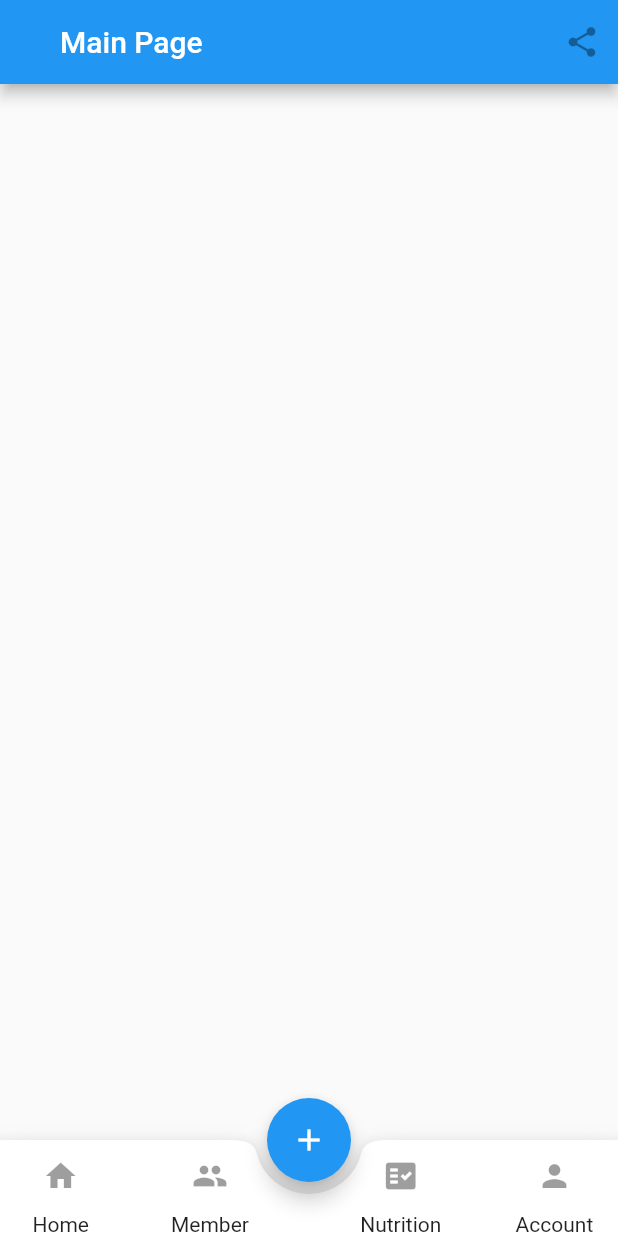
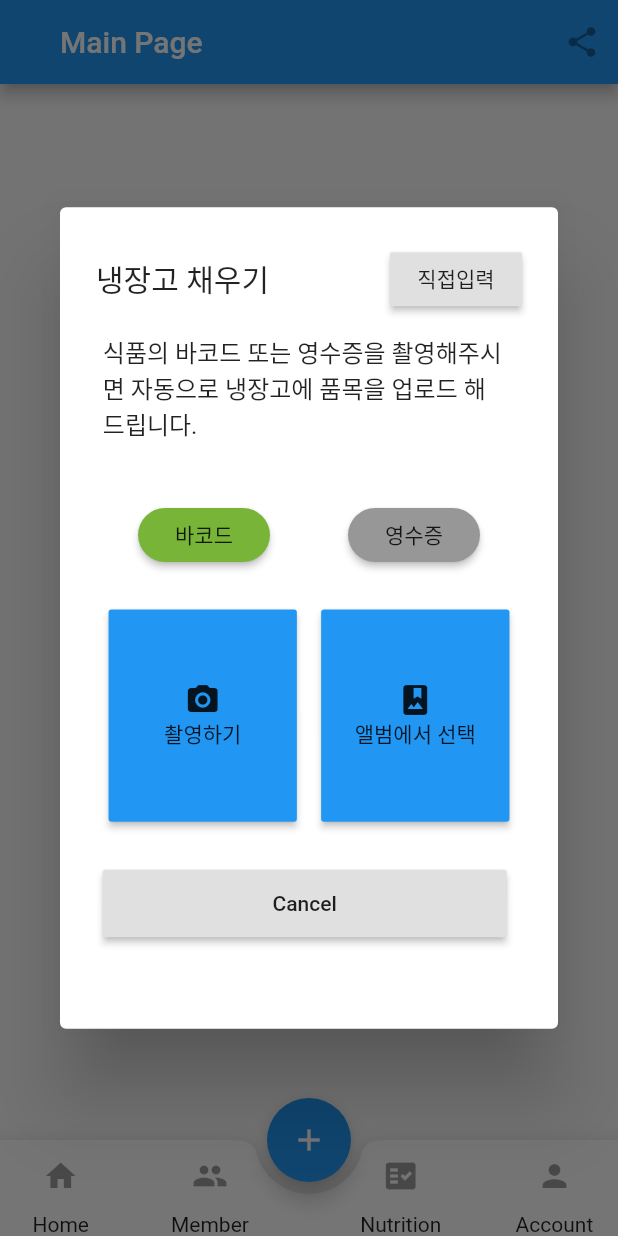
Before and after one commit to wjdgus99/mango_test, a Flutter app: the MyHomePage screen opened directly, after a tap on the "add" icon, on a phone screen of 412 x 824 dp. Run offline on Flutter 3.47's test engine with Material 2 defaults, Android fonts, the phone set to English and light mode, and no system bars.

Commit message:
inseok - add dialog and modify structure of appbar

```diff
--- a/lib/app.dart
+++ b/lib/app.dart
@@ -2,22 +2,21 @@ import 'package:flutter/material.dart';
 
 import 'home.dart';
 import 'login.dart';
-import 'model/assets.dart';
-
+import 'model/appBar.dart';
 
 final LOGIN = '/login';
 final HOME = '/home';
 
 class MangoApp extends StatelessWidget {
-
   @override
   Widget build(BuildContext context) {
     return MaterialApp(
       title: 'Mango Demo',
       home: HomePage(),
-      //initialRoute: '/',
+      initialRoute: LOGIN,
       routes: {
-        '/login': (context) => LoginPage(),
+        LOGIN: (context) => LoginPage(),
+        HOME: (context) => HomePage(),
       },
     );
   }
@@ -29,9 +28,9 @@ class MyHomePage extends StatelessWidget {
     return Scaffold(
       appBar: mainAppBar('Main Page'),
       body: ListView(children: []),
-      bottomNavigationBar: mainBottomNavigationBar().bottomNavigationBar,
-      floatingActionButton: mainBottomNavigationBar().FAB,
-      floatingActionButtonLocation: mainBottomNavigationBar().FABLocation,
+      bottomNavigationBar: bottomNavigationBar(context),
+      floatingActionButton: FAB(context),
+      floatingActionButtonLocation: FABLocation,
     );
   }
 }
--- a/lib/home.dart
+++ b/lib/home.dart
@@ -1,4 +1,4 @@
-import 'package:mango_test/model/assets.dart';
+import 'package:mango_test/model/appBar.dart';
 import 'package:mango_test/login.dart';
 import 'package:flutter/material.dart';
 
@@ -8,9 +8,9 @@ class HomePage extends StatelessWidget {
     return Scaffold(
       appBar: mainAppBar('Home Page'),
       body: ListView(children: []),
-      bottomNavigationBar: mainBottomNavigationBar().bottomNavigationBar,
-      floatingActionButton: mainBottomNavigationBar().FAB,
-      floatingActionButtonLocation: mainBottomNavigationBar().FABLocation,
+      bottomNavigationBar: bottomNavigationBar(context),
+      floatingActionButton: FAB(context),
+      floatingActionButtonLocation: FABLocation,
     );
   }
 }
--- /dev/null
+++ b/lib/model/addProductDialog.dart
@@ -0,0 +1,123 @@
+import 'package:flutter/material.dart';
+
+bool IsBarcode = true;
+
+class AddProductDialog extends StatefulWidget {
+  @override
+  _AddProductDialogState createState() => _AddProductDialogState();
+}
+
+class _AddProductDialogState extends State<AddProductDialog> {
+  @override
+  Widget build(BuildContext context) {
+    var DeviceHeight = MediaQuery.of(context).size.height;
+    var DeviceWidth = MediaQuery.of(context).size.width;
+
+    return SimpleDialog(
+      title: Row(
+        mainAxisAlignment: MainAxisAlignment.spaceBetween,
+        children: [
+          Container(
+            child: Text('냉장고 채우기'),
+          ),
+          RaisedButton(
+            onPressed: () => print('insert'),
+            child: Text('직접입력'),
+          ),
+        ],
+      ),
+      children: [
+        Container(
+          padding: EdgeInsets.fromLTRB(
+              25 / 361 * DeviceWidth, 0, 30 / 361 * DeviceWidth, 0),
+          child: Text('식품의 바코드 또는 영수증을 촬영해주시면 자동으로 냉장고에 품목을 업로드 해드립니다.'),
+        ),
+        SizedBox(
+          height: 30 * (DeviceHeight / 641),
+        ),
+        Row(
+          mainAxisAlignment: MainAxisAlignment.center,
+          children: [
+            Spacer(),
+            RaisedButton(
+              color: IsBarcode ? Color(0xff78B437) : Color(0xff979797),
+              shape: RoundedRectangleBorder(
+                  borderRadius: BorderRadius.circular(30)),
+              onPressed: () {
+                setState(() {
+                  IsBarcode = !IsBarcode;
+                });
+              },
+              child: Text('바코드'),
+            ),
+            Spacer(),
+            RaisedButton(
+              color: !IsBarcode ? Color(0xff78B437) : Color(0xff979797),
+              shape: RoundedRectangleBorder(
+                  borderRadius: BorderRadius.circular(30)),
+              onPressed: () {
+                setState(() {
+                  IsBarcode = !IsBarcode;
+                });
+              },
+              child: Text('영수증'),
+            ),
+            Spacer(),
+          ],
+        ),
+        SizedBox(
+          height: 20 * (DeviceHeight / 641),
+        ),
+        Row(
+          children: [
+            Spacer(
+              flex: 2,
+            ),
+            ButtonTheme(
+              height: 110 * (DeviceHeight / 641),
+              minWidth: 110 * (DeviceWidth / 361),
+              child: RaisedButton(
+                onPressed: () => print('camera'),
+                child: Column(
+                  mainAxisAlignment: MainAxisAlignment.spaceEvenly,
+                  children: [Icon(Icons.photo_camera), Text('촬영하기')],
+                ),
+              ),
+            ),
+            Spacer(
+              flex: 1,
+            ),
+            ButtonTheme(
+              height: 110 * (DeviceHeight / 641),
+              minWidth: 110 * (DeviceWidth / 361),
+              child: RaisedButton(
+                onPressed: () => print('album'),
+                child: Column(
+                  children: [Icon(Icons.photo_album), Text('앨범에서 선택')],
+                ),
+              ),
+            ),
+            Spacer(
+              flex: 2,
+            ),
+          ],
+        ),
+        SizedBox(
+          height: 25 * (DeviceHeight / 641),
+        ),
+        Container(
+          padding: EdgeInsets.fromLTRB(
+              25 / 361 * DeviceWidth, 0, 30 / 361 * DeviceWidth, 0),
+          height: 35 * (DeviceHeight / 641),
+          child: RaisedButton(
+            onPressed: () => Navigator.pop(context),
+            child: Text('Cancel'),
+          ),
+        ),
+        SizedBox(
+          height: 35 * (DeviceHeight / 641),
+        ),
+      ],
+    );
+  }
+}
--- a/lib/model/assets.dart
+++ b/lib/model/appBar.dart
@@ -1,8 +1,19 @@
 import 'package:flutter/material.dart';
 
-// ignore: camel_case_types
-class mainBottomNavigationBar {
-  var bottomNavigationBar = BottomAppBar(
+import 'addProductDialog.dart';
+
+Widget mainAppBar(String title) {
+  return AppBar(
+    // backgroundColor: mangoOrange500,
+    automaticallyImplyLeading: false,
+    titleSpacing: 40, //TODO: Maybe erase this.
+    title: Text(title),
+    actions: [IconButton(icon: Icon(Icons.share), onPressed: null)],
+  );
+}
+
+Widget bottomNavigationBar(BuildContext context) {
+  return BottomAppBar(
     shape: CircularNotchedRectangle(),
     //example margin
     notchMargin: 8,
@@ -53,16 +64,16 @@ class mainBottomNavigationBar {
       ),
     ]),
   );
-  var FAB = FloatingActionButton(child: Icon(Icons.add), onPressed: () {});
-  var FABLocation = FloatingActionButtonLocation.centerDocked;
 }
 
-Widget mainAppBar(String title) {
-  return AppBar(
-    // backgroundColor: mangoOrange500,
-    automaticallyImplyLeading: false,
-    titleSpacing: 40, //TODO: Maybe erase this.
-    title: Text(title),
-    actions: [IconButton(icon: Icon(Icons.share), onPressed: null)],
-  );
+Widget FAB(BuildContext context) {
+  return FloatingActionButton(
+      child: Icon(Icons.add),
+      onPressed: () => showDialog(
+          context: context,
+          builder: (BuildContext context) {
+            return AddProductDialog();
+          }));
 }
+
+final FABLocation = FloatingActionButtonLocation.centerDocked;
```
Also changed, not shown: lib/main.dart (line endings or trailing spaces).
